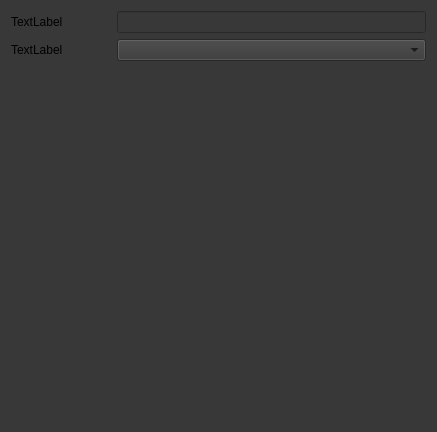
First picture: the form in dev/src/GameStudio/form_inspector.ui, repository lythm/ld3d, before the edit.
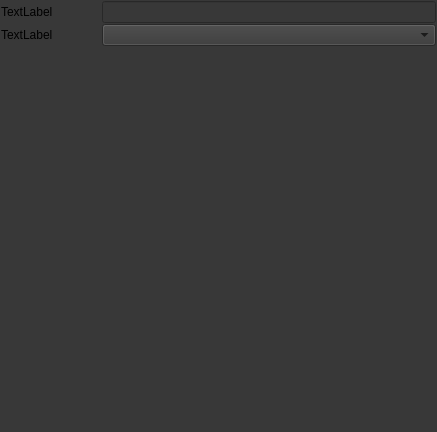
Second picture: the form after the edit.

The edit to the form file:
```diff
--- a/dev/src/GameStudio/form_inspector.ui
+++ b/dev/src/GameStudio/form_inspector.ui
@@ -23,6 +23,24 @@
    <property name="fieldGrowthPolicy">
     <enum>QFormLayout::ExpandingFieldsGrow</enum>
    </property>
+   <property name="horizontalSpacing">
+    <number>1</number>
+   </property>
+   <property name="verticalSpacing">
+    <number>1</number>
+   </property>
+   <property name="leftMargin">
+    <number>1</number>
+   </property>
+   <property name="topMargin">
+    <number>1</number>
+   </property>
+   <property name="rightMargin">
+    <number>1</number>
+   </property>
+   <property name="bottomMargin">
+    <number>1</number>
+   </property>
    <item row="0" column="0">
     <widget class="QLabel" name="label">
      <property name="minimumSize">
```
